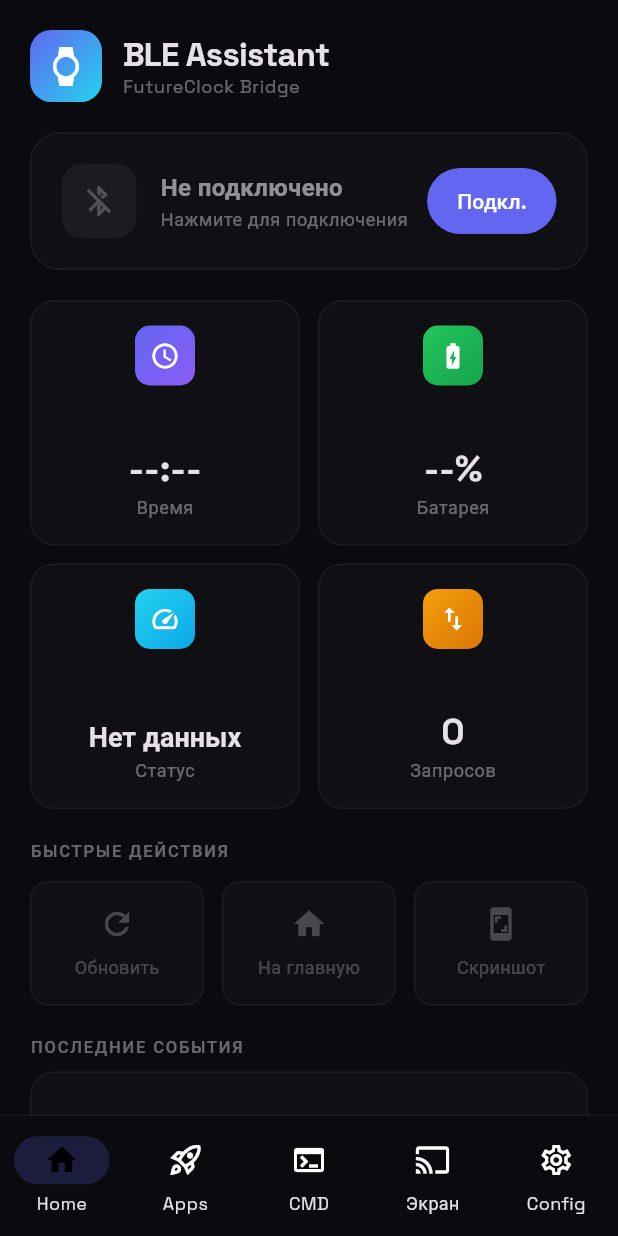
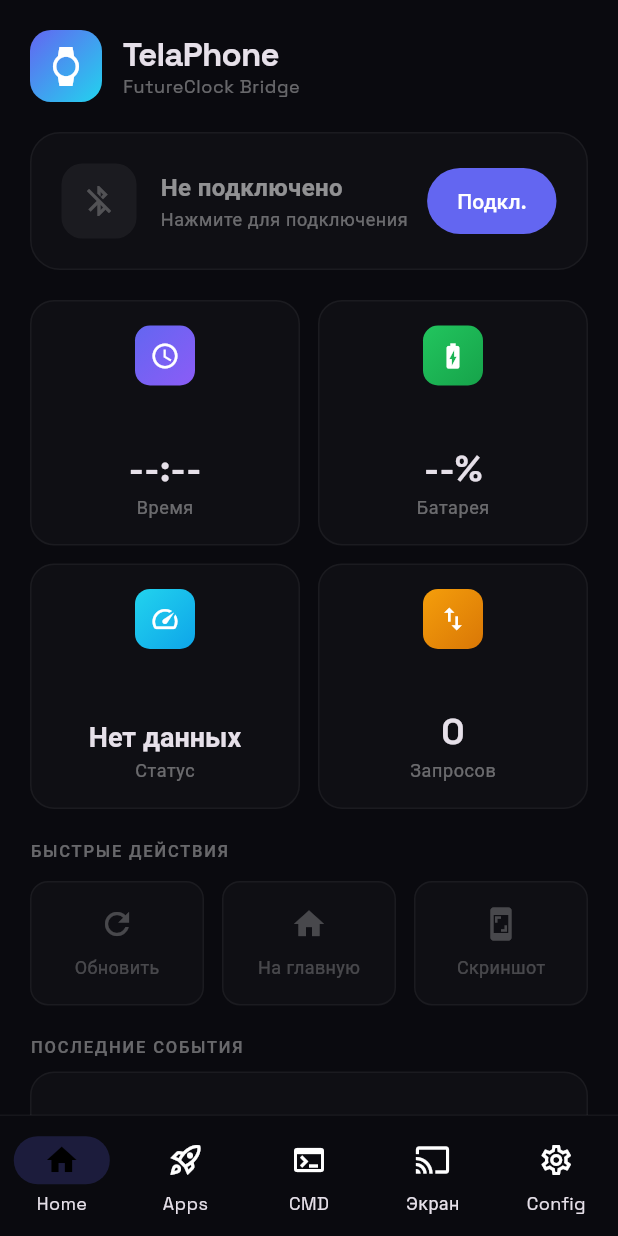
Before and after one commit to OpenTela/TelaPhone, a Flutter app: the screen it shows after launch, on a phone screen of 412 x 824 dp. Run offline on Flutter 3.47's test engine with Material 3 defaults, Android fonts, the phone set to English and light mode, and no system bars; our stand-ins replace flutter_blue_plus, google_fonts, permission_handler, share_plus, shared_preferences, shelf and 2 more; missing offline and left inert: shelf_router, socks5_proxy.

Commit message:
fix app pull bug

```diff
--- a/lib/main.dart
+++ b/lib/main.dart
@@ -47,7 +47,7 @@
   @override
   Widget build(BuildContext context) {
     return MaterialApp(
-      title: 'BLE Assistant',
+      title: 'TelaPhone',
       debugShowCheckedModeBanner: false,
       theme: ThemeData(
         useMaterial3: true,
--- a/lib/screens/home_screen.dart
+++ b/lib/screens/home_screen.dart
@@ -43,7 +43,7 @@
                           crossAxisAlignment: CrossAxisAlignment.start,
                           children: [
                             Text(
-                              'BLE Assistant',
+                              'TelaPhone',
                               style: Theme.of(context).textTheme.titleLarge?.copyWith(
                                 fontWeight: FontWeight.bold,
                                 letterSpacing: -0.5,
--- a/lib/screens/settings_screen.dart
+++ b/lib/screens/settings_screen.dart
@@ -733,7 +733,7 @@
                         Column(
                           crossAxisAlignment: CrossAxisAlignment.start,
                           children: [
-                            const Text('BLE Assistant',
+                            const Text('TelaPhone',
                                 style: TextStyle(
                                     color: Colors.white,
                                     fontWeight: FontWeight.w600)),
--- a/lib/services/ble_service.dart
+++ b/lib/services/ble_service.dart
@@ -1882,7 +1882,9 @@
     final response = await sendCommand('app', 'info', [appName],
         timeout: const Duration(seconds: 5));
     if (response?['status'] == 'ok') {
-      log('$appName: ${response?['title']} (${response?['size']}b, ${(response?['files'] as List?)?.length ?? 0} files)',
+      final files = response?['files'];
+      final fileCount = files is Map ? files.length : (files is List ? files.length : 0);
+      log('$appName: ${response?['title']} (${response?['size']}b, $fileCount files)',
           level: LogLevel.success);
       return response;
     } else {
```
Also changed, not shown: lib/screens/apps_screen.dart (+17 -4 lines).
